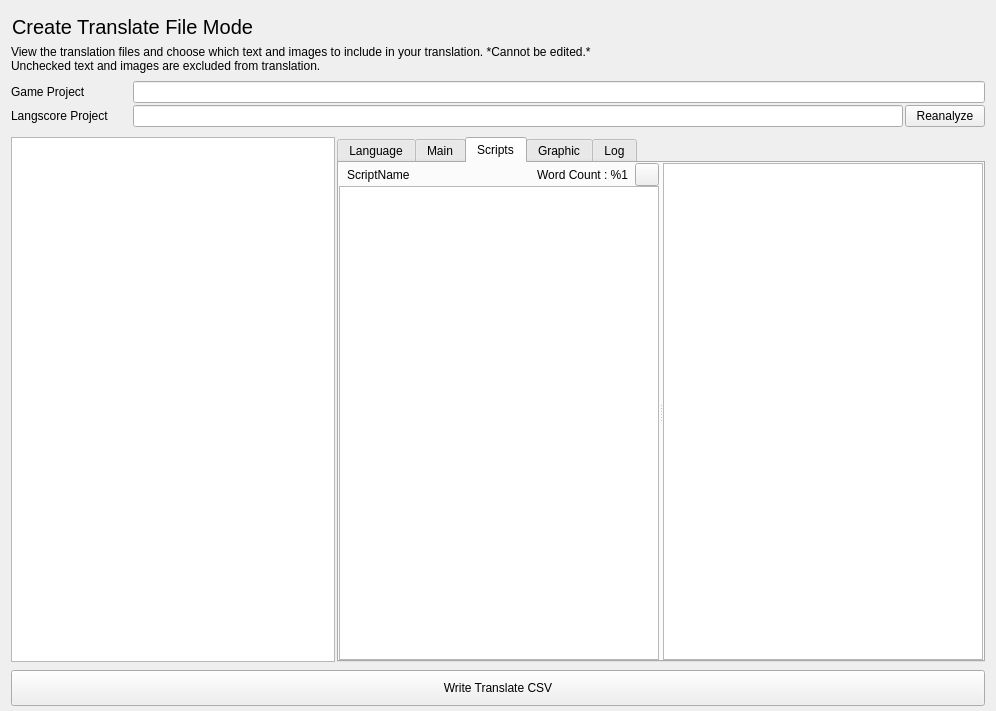
Qt form src/ui/WriteModeComponent.ui (MUkoutyan/langscore-app) before a commit.
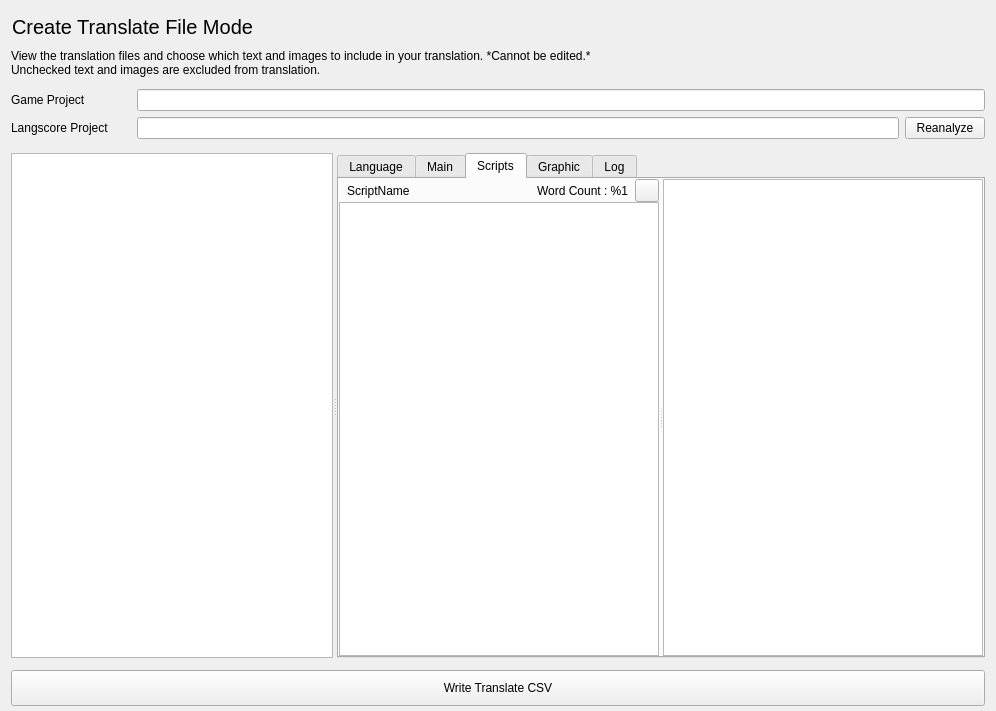
The same form after that commit. The open tabs and pages were chosen to show the change. Icons and pictures are not drawn. Custom widgets are drawn as their Qt base class.

Commit message:
不具合修正, 仕様変更
スクリプトテーブルのアイテムが選択状態にならない不具合を修正,
ツリーのサイズを変えられるように変更

What changed in the file:
```diff
--- a/src/ui/WriteModeComponent.ui
+++ b/src/ui/WriteModeComponent.ui
@@ -13,10 +13,7 @@
   <property name="windowTitle">
    <string>Form</string>
   </property>
-  <layout class="QVBoxLayout" name="verticalLayout_2">
-   <property name="spacing">
-    <number>2</number>
-   </property>
+  <layout class="QVBoxLayout" name="verticalLayout_5" stretch="0,0,0,0,0,0,1,0">
    <item>
     <widget class="QPushButton" name="modeTitle">
      <property name="font">
@@ -155,8 +152,10 @@
     </spacer>
    </item>
    <item>
-    <layout class="QHBoxLayout" name="horizontalLayout_2" stretch="1,2">
-     <item>
+    <widget class="QSplitter" name="splitter_2">
+     <property name="orientation">
+      <enum>Qt::Horizontal</enum>
+     </property>
       <widget class="QTreeWidget" name="treeWidget">
        <property name="alternatingRowColors">
         <bool>true</bool>
@@ -184,8 +183,6 @@
         </property>
        </column>
       </widget>
-     </item>
-     <item>
       <widget class="QTabWidget" name="tabWidget">
        <property name="currentIndex">
         <number>2</number>
@@ -303,7 +300,7 @@
         <attribute name="title">
          <string>Scripts</string>
         </attribute>
-        <layout class="QVBoxLayout" name="verticalLayout">
+       <layout class="QVBoxLayout" name="verticalLayout_2">
          <property name="spacing">
           <number>0</number>
          </property>
@@ -474,8 +471,7 @@
         </layout>
        </widget>
       </widget>
-     </item>
-    </layout>
+    </widget>
    </item>
    <item>
     <widget class="QPushButton" name="writeButton">
```
Left out of the diff: 2 changed lines with no effect on the pictures. Lines whose indentation alone changed are shown as unchanged. The commit also changes 1 other file.
